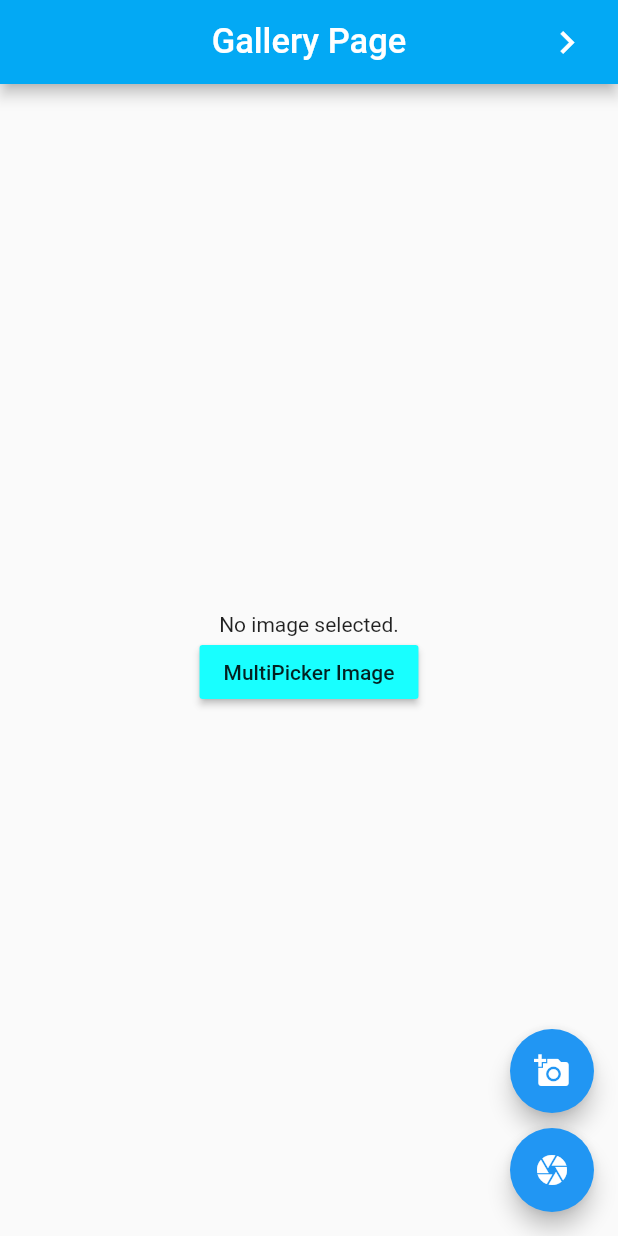
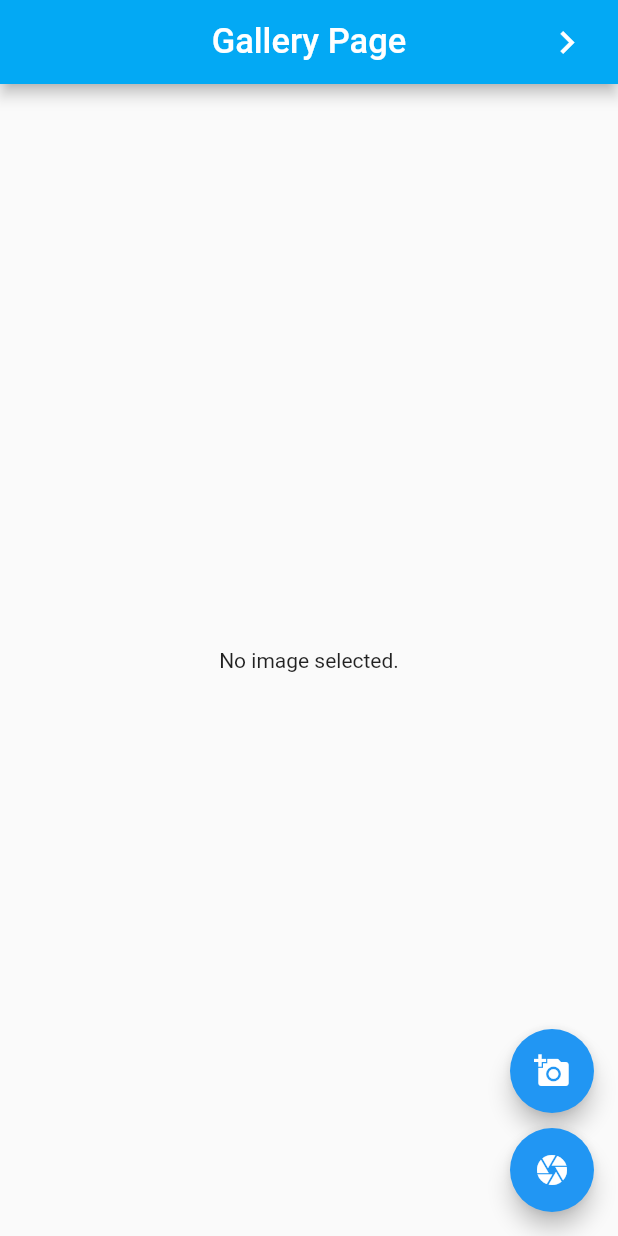
Before and after one commit to Tuan-Quyen/demo-flutter, a Flutter app: the screen it shows after launch, on a phone screen of 412 x 824 dp. Run offline on Flutter 3.47's test engine with Material 2 defaults, Android fonts, the phone set to English and light mode, and no system bars; our stand-ins replace camera, google_maps_flutter, image_picker, permission_handler; missing offline and left inert: flutter_advanced_networkimage; generated files the repository leaves out were written again.

Commit message:
+hide button multi picker image

```diff
--- a/lib/GalleryPage.dart
+++ b/lib/GalleryPage.dart
@@ -86,12 +86,12 @@ class _MyGalleryPageState extends State<GalleryPage> {
                       width: 300,
                       height: 300,
                     ),
-              RaisedButton(
+             /* RaisedButton(
                   color: Colors.cyanAccent,
-                  child: Text("MultiPicker Image"),
+                  child: Text("Capture Image"),
                   onPressed: () {
                     _navigateCamera(context);
-                  })
+                  })*/
             ],
           ),
         ),
```
